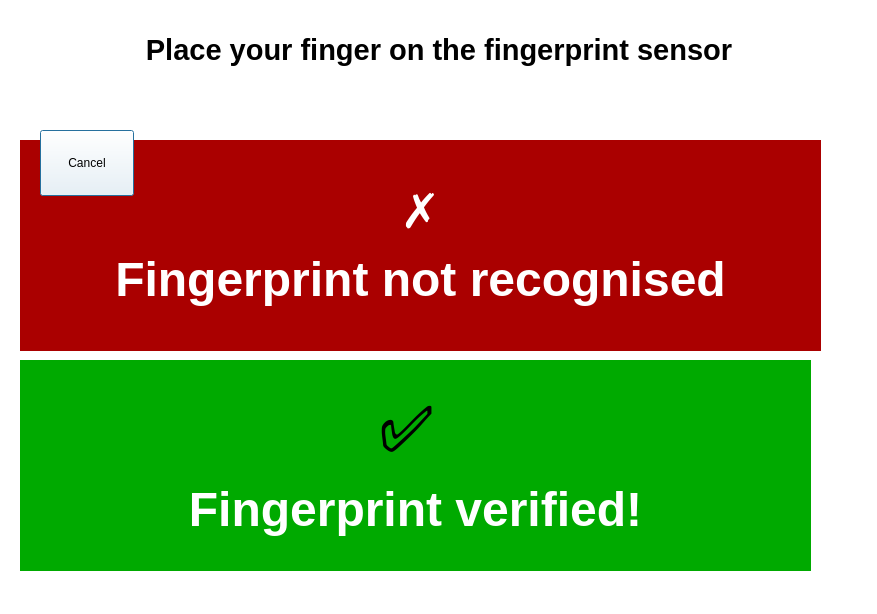
First picture: the form in finger.ui, repository arc-bphc/sims-gui, before the edit.
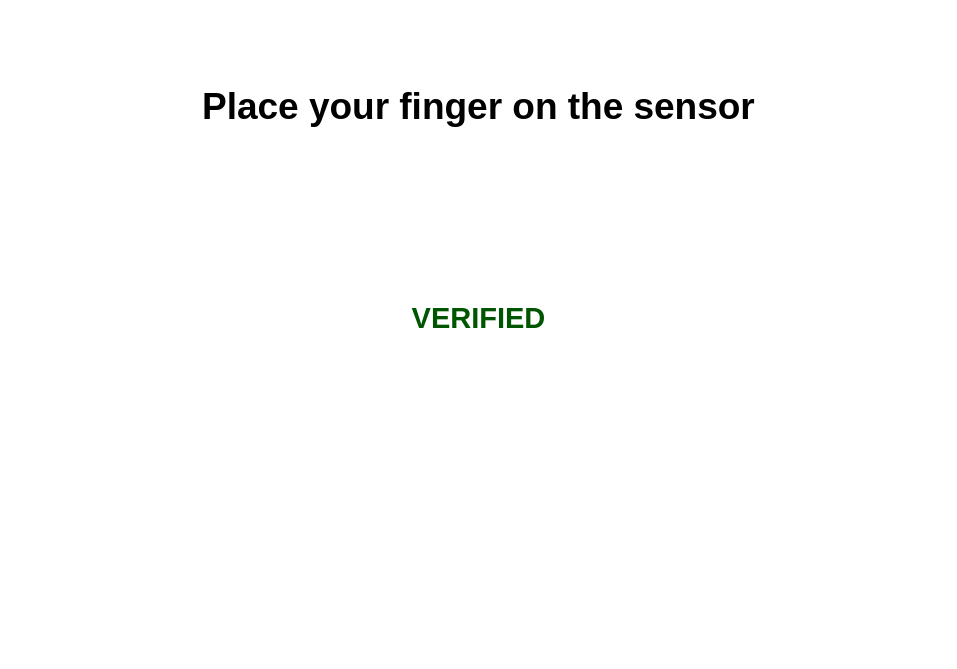
Second picture: the form after the edit. Icons and pictures are not drawn.

Commit message: Added lock button

Diff of the .ui file:
```diff
--- a/finger.ui
+++ b/finger.ui
@@ -9,8 +9,8 @@
    <rect>
     <x>0</x>
     <y>0</y>
-    <width>877</width>
-    <height>614</height>
+    <width>957</width>
+    <height>669</height>
    </rect>
   </property>
   <property name="windowTitle">
@@ -20,71 +20,104 @@
    <string notr="true">QWidget {background-color: white}
 QPushButton {padding: 20px}</string>
   </property>
-  <widget class="QLabel" name="tickLabel">
-   <property name="geometry">
-    <rect>
-     <x>20</x>
-     <y>360</y>
-     <width>791</width>
-     <height>211</height>
-    </rect>
-   </property>
-   <property name="styleSheet">
-    <string notr="true">background-color: rgb(0, 170, 0)</string>
-   </property>
-   <property name="text">
-    <string>&lt;html&gt;&lt;head/&gt;&lt;body&gt;&lt;p align=&quot;center&quot;&gt;&lt;span style=&quot; font-size:48pt; font-weight:600;&quot;&gt;✅ &lt;/span&gt;&lt;/p&gt;&lt;p align=&quot;center&quot;&gt;&lt;span style=&quot; font-size:36pt; font-weight:600; color:#ffffff;&quot;&gt;Fingerprint verified!&lt;/span&gt;&lt;/p&gt;&lt;/body&gt;&lt;/html&gt;</string>
-   </property>
-  </widget>
-  <widget class="QLabel" name="tickLabel_2">
-   <property name="geometry">
-    <rect>
-     <x>20</x>
-     <y>140</y>
-     <width>801</width>
-     <height>211</height>
-    </rect>
-   </property>
-   <property name="styleSheet">
-    <string notr="true">background-color: rgb(170, 0, 0)</string>
-   </property>
-   <property name="text">
-    <string>&lt;html&gt;&lt;head/&gt;&lt;body&gt;&lt;p align=&quot;center&quot;&gt;&lt;span style=&quot; font-size:36pt; font-weight:600; color:#ffffff;&quot;&gt;✗&lt;/span&gt;&lt;/p&gt;&lt;p align=&quot;center&quot;&gt;&lt;span style=&quot; font-size:36pt; font-weight:600; color:#ffffff;&quot;&gt;Fingerprint not recognised&lt;/span&gt;&lt;/p&gt;&lt;/body&gt;&lt;/html&gt;</string>
-   </property>
-  </widget>
-  <widget class="QLabel" name="label">
-   <property name="geometry">
-    <rect>
-     <x>130</x>
-     <y>30</y>
-     <width>618</width>
-     <height>40</height>
-    </rect>
-   </property>
-   <property name="font">
-    <font>
-     <pointsize>22</pointsize>
-     <weight>75</weight>
-     <bold>true</bold>
-    </font>
-   </property>
-   <property name="text">
-    <string>&lt;html&gt;&lt;head/&gt;&lt;body&gt;&lt;p align=&quot;center&quot;&gt;Place your finger on the fingerprint sensor&lt;/p&gt;&lt;/body&gt;&lt;/html&gt;</string>
-   </property>
-  </widget>
-  <widget class="QPushButton" name="pushButton">
-   <property name="geometry">
-    <rect>
-     <x>40</x>
-     <y>130</y>
-     <width>94</width>
-     <height>66</height>
-    </rect>
-   </property>
-   <property name="text">
-    <string>Cancel</string>
-   </property>
-  </widget>
+  <layout class="QGridLayout" name="gridLayout">
+   <item row="0" column="0">
+    <layout class="QVBoxLayout" name="verticalLayout">
+     <item>
+      <spacer name="verticalSpacer_4">
+       <property name="orientation">
+        <enum>Qt::Vertical</enum>
+       </property>
+       <property name="sizeHint" stdset="0">
+        <size>
+         <width>20</width>
+         <height>40</height>
+        </size>
+       </property>
+      </spacer>
+     </item>
+     <item alignment="Qt::AlignTop">
+      <widget class="QLabel" name="label">
+       <property name="font">
+        <font>
+         <pointsize>28</pointsize>
+         <weight>75</weight>
+         <bold>true</bold>
+        </font>
+       </property>
+       <property name="text">
+        <string>&lt;html&gt;&lt;head/&gt;&lt;body&gt;&lt;p align=&quot;center&quot;&gt;Place your finger on the sensor&lt;/p&gt;&lt;/body&gt;&lt;/html&gt;</string>
+       </property>
+      </widget>
+     </item>
+     <item>
+      <spacer name="verticalSpacer_2">
+       <property name="orientation">
+        <enum>Qt::Vertical</enum>
+       </property>
+       <property name="sizeHint" stdset="0">
+        <size>
+         <width>20</width>
+         <height>40</height>
+        </size>
+       </property>
+      </spacer>
+     </item>
+     <item alignment="Qt::AlignHCenter|Qt::AlignTop">
+      <widget class="QLabel" name="label_2">
+       <property name="maximumSize">
+        <size>
+         <width>240</width>
+         <height>320</height>
+        </size>
+       </property>
+       <property name="text">
+        <string/>
+       </property>
+       <property name="pixmap">
+        <pixmap>fingerprint-icon.jpg</pixmap>
+       </property>
+       <property name="scaledContents">
+        <bool>true</bool>
+       </property>
+      </widget>
+     </item>
+     <item>
+      <spacer name="verticalSpacer">
+       <property name="orientation">
+        <enum>Qt::Vertical</enum>
+       </property>
+       <property name="sizeHint" stdset="0">
+        <size>
+         <width>20</width>
+         <height>40</height>
+        </size>
+       </property>
+      </spacer>
+     </item>
+     <item>
+      <widget class="QLabel" name="label_3">
+       <property name="text">
+        <string>&lt;html&gt;&lt;head/&gt;&lt;body&gt;&lt;p align=&quot;center&quot;&gt;&lt;span style=&quot; font-size:22pt; font-weight:600; color:#005500;&quot;&gt;VERIFIED&lt;/span&gt;&lt;/p&gt;&lt;/body&gt;&lt;/html&gt;</string>
+       </property>
+      </widget>
+     </item>
+    </layout>
+   </item>
+   <item row="1" column="0">
+    <spacer name="verticalSpacer_3">
+     <property name="orientation">
+      <enum>Qt::Vertical</enum>
+     </property>
+     <property name="sizeHint" stdset="0">
+      <size>
+       <width>20</width>
+       <height>40</height>
+      </size>
+     </property>
+    </spacer>
+   </item>
+  </layout>
  </widget>
  <resources/>
  <connections/>
```
The commit also changes 5 other files.
